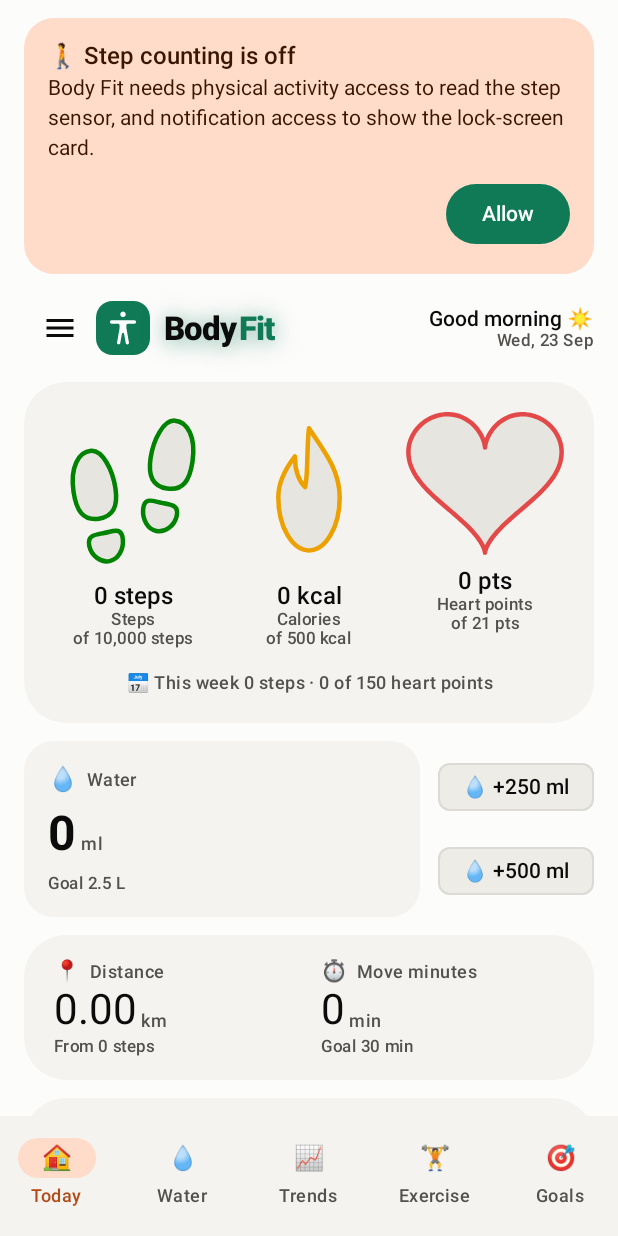
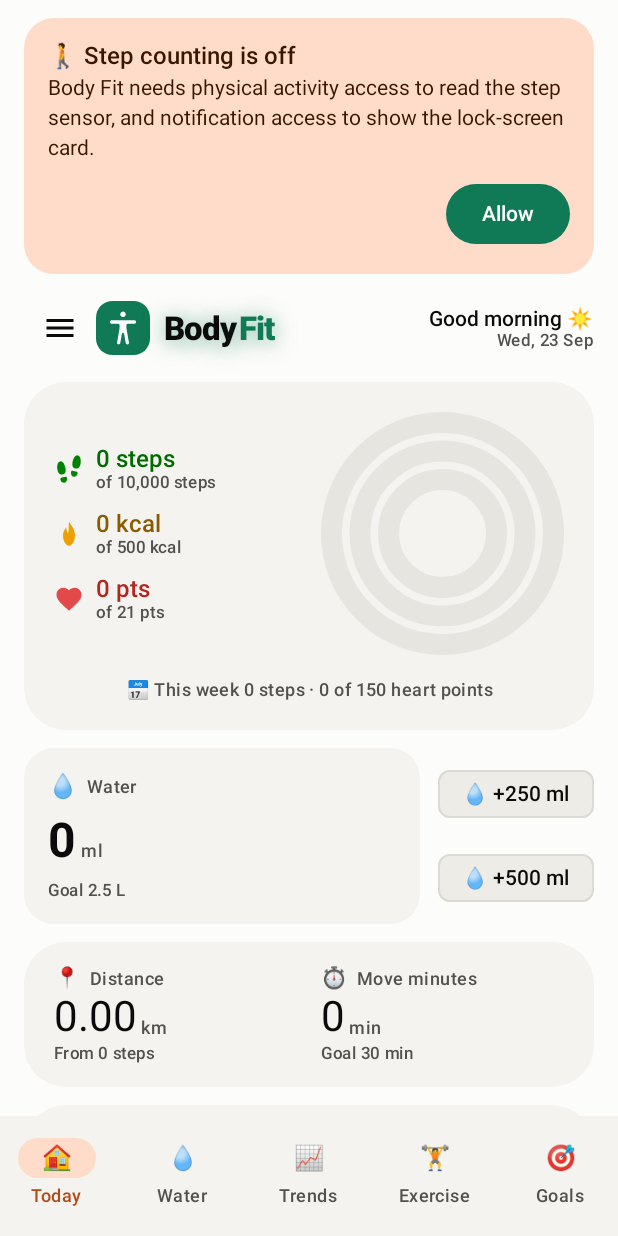
Before and after one commit to shashi-hans/bodyfit, an Android app built with Jetpack Compose: the composable BodyFitAppScreen shown on its own in the app's theme, on a phone screen of 412 x 824 dp. Run offline under Robolectric (Android 15) with nearby library versions, the light colour scheme and no system bars; our stand-ins replace Room's generated code.

Commit message:
feat(ui): nested rings on Today, figures beside them in matching colour
A circle's perimeter is uniform, so a share of the goal is always the
same length of arc. Neither shape tried before managed that: a heart
traced by a band has an uneven perimeter, and emblems filling from the
bottom have uneven area, a heart understating its progress and a flame
overstating it. Three metrics at the same percentage looked different on
each.

The icons stay beside the figures, carrying identity without also being
asked to carry measurement, and steps, calories and heart points now use
footprints, a flame and a heart to match.

Figures are printed in text-safe shades rather than the mark colours. A
colour that passes as a mark need not pass as a figure: against the card
the mark colours give 1.90:1 for calories in light and 3.45:1 for steps
in dark, under the 4.5:1 body text needs. The variants clear 5:1 in both
themes, measured, and the ring colours are untouched.

```diff
--- a/app/src/main/java/app/bodyfit/ui/Metric.kt
+++ b/app/src/main/java/app/bodyfit/ui/Metric.kt
@@ -2,8 +2,7 @@ package app.bodyfit.ui
 
 import androidx.annotation.DrawableRes
 import androidx.compose.material.icons.Icons
-import androidx.compose.material.icons.filled.LocalFireDepartment
-import androidx.compose.material.icons.filled.MonitorHeart
+import androidx.compose.material.icons.filled.Favorite
 import androidx.compose.material.icons.filled.Place
 import androidx.compose.material.icons.filled.Timer
 import androidx.compose.material.icons.filled.WaterDrop
@@ -15,7 +14,6 @@ import app.bodyfit.data.HourlyRecord
 import app.bodyfit.data.UserSettings
 import app.bodyfit.data.Volume
 import app.bodyfit.sensor.Metrics
-import app.bodyfit.ui.components.Emblem
 import app.bodyfit.ui.theme.VizColors
 import java.util.Locale
 
@@ -35,7 +33,7 @@ enum class Metric(
 ) {
 
     STEPS("👣", "Steps", "steps", R.drawable.ic_footsteps),
-    CALORIES("🔥", "Calories", "kcal"),
+    CALORIES("🔥", "Calories", "kcal", R.drawable.ic_flame),
     DISTANCE("📍", "Distance", "km"),
     MOVE_MINUTES("⏱️", "Move minutes", "min"),
     HEART_POINTS("🫀", "Heart points", "pts"),
@@ -114,25 +112,26 @@ enum class Metric(
     val vector: ImageVector?
         get() = when (this) {
             STEPS -> null
-            CALORIES -> Icons.Filled.LocalFireDepartment
+            CALORIES -> null
             DISTANCE -> Icons.Filled.Place
             MOVE_MINUTES -> Icons.Filled.Timer
-            HEART_POINTS -> Icons.Filled.MonitorHeart
+            HEART_POINTS -> Icons.Filled.Favorite
             WATER -> Icons.Filled.WaterDrop
         }
 
+
+
     /**
-     * The shape that fills on the Today screen to show progress.
+     * The hue to print a figure in, which is not the hue to draw its mark in.
      *
-     * Heart points keep the heart, where it says what it measures rather than standing in
-     * for every metric at once. Steps get footprints and calories a flame.
+     * Only the three gauge metrics have one: the rest are never printed in colour.
      */
-    val emblem: Emblem
-        get() = when (this) {
-            CALORIES -> Emblem.CALORIES
-            HEART_POINTS -> Emblem.HEART_POINTS
-            else -> Emblem.STEPS
-        }
+    fun textColor(viz: VizColors): Color = when (this) {
+        STEPS -> viz.stepsText
+        CALORIES -> viz.caloriesText
+        HEART_POINTS -> viz.heartPointsText
+        else -> color(viz)
+    }
 
     fun color(viz: VizColors): Color = when (this) {
         STEPS -> viz.steps
--- a/app/src/main/java/app/bodyfit/ui/components/Emblems.kt
+++ /dev/null
@@ -1,84 +0,0 @@
-package app.bodyfit.ui.components
-
-import androidx.compose.ui.geometry.Size
-import androidx.compose.ui.graphics.Path
-import androidx.compose.ui.graphics.asAndroidPath
-import androidx.compose.ui.graphics.vector.PathParser
-
-/**
- * The shapes the Today screen fills to show progress.
- *
- * Each is a path rather than a rendered vector, because the screen strokes them as
- * outlines as well as filling them, and a stroke needs geometry. The two icon-derived ones
- * carry the same path data as their drawables, so the emblem on the card and the icon
- * everywhere else are the same shape.
- */
-enum class Emblem {
-    STEPS,
-    CALORIES,
-    HEART_POINTS,
-}
-
-/**
- * Path data lifted from the drawables of the same name, in their 24x24 viewport.
- *
- * Duplicated from the XML rather than parsed out of it at runtime: an `AnimatedVectorDrawable`
- * cannot be read back as geometry, and a parser for the resource format would be far more
- * code than the two strings it would save. The comment in each drawable says the same.
- */
-private const val VIEWPORT = 24f
-
-private val FOOTSTEPS_DATA = listOf(
-    "M9.24951 11.5487c0.432735 2.87934 -0.36004 4.45359 -2.59887 4.78465c-2.48786 0.367899 " +
-        "-3.51297 -1.2987 -3.9457 -4.17803c-0.582056 -3.87448 0.785899 -6.28424 2.7364 -6.43946" +
-        "C7.21649 5.57491 8.81629 8.66988 9.24951 11.5487",
-    "M10.4112 19.5398c0.153741 1.63467 -0.729903 3.1603 -2.06298 3.42161c-1.34585 0.263276 " +
-        "-2.88376 -0.804073 -3.19713 -2.41615s0.871856 -1.69754 2.3243 -1.97506s2.75015 " +
-        "-1.00202 2.93582 0.969603",
-    "M14.7508 6.83284c-0.432735 2.87934 0.36004 4.45359 2.59838 4.78465c2.48835 0.367899 " +
-        "3.51297 -1.2987 3.9457 -4.17803c0.582547 -3.87497 -0.785899 -6.298 -2.73591 -6.43946" +
-        "c-1.78792 -0.129673 -3.37494 2.95351 -3.80817 5.83284",
-    "M13.5891 14.8244c-0.153741 1.63418 0.729903 3.1603 2.06298 3.42161c1.34585 0.263276 " +
-        "2.88376 -0.804073 3.19713 -2.41615s-0.871856 -1.69754 -2.3243 -1.97555s-2.75015 " +
-        "-1.00202 -2.93582 0.970094",
-)
-
-private val FLAME_DATA = listOf(
-    "M12 2.2C14.2 5.6 16.8 8.6 16.8 13C16.8 17.6 14.6 21.3 12 21.3C9.4 21.3 7.2 17.6 7.2 13" +
-        "C7.2 10.4 8.4 8.4 9.8 6.6C9.8 8.8 10.4 10.4 11.4 11.4C11.9 9 11.6 5.4 12 2.2Z",
-)
-
-/** Parsed once: the parser is not cheap and the shapes never change. */
-private val PARSED: Map<Emblem, Path> = mapOf(
-    Emblem.STEPS to combine(FOOTSTEPS_DATA),
-    Emblem.CALORIES to combine(FLAME_DATA),
-)
-
-private fun combine(data: List<String>): Path {
-    val path = Path()
-    data.forEach { path.addPath(PathParser().parsePathString(it).toPath()) }
-    return path
-}
-
-/**
- * [emblem] scaled to fit [box], inset by [inset] so a stroke centred on the path is not
- * clipped by the canvas edge.
- *
- * Returns null for the heart, which is generated rather than parsed and has its own
- * builder.
- */
-fun emblemPath(emblem: Emblem, box: Size, inset: Float): Path? {
-    val source = PARSED[emblem] ?: return null
-    val scale = minOf((box.width - inset) / VIEWPORT, (box.height - inset) / VIEWPORT)
-    val matrix = android.graphics.Matrix().apply {
-        setScale(scale, scale)
-        postTranslate(
-            (box.width - VIEWPORT * scale) / 2f,
-            (box.height - VIEWPORT * scale) / 2f,
-        )
-    }
-    // Copied before transforming: the parsed path is shared and must stay in its own units.
-    val out = Path().apply { addPath(source) }
-    out.asAndroidPath().transform(matrix)
-    return out
-}
--- a/app/src/main/java/app/bodyfit/ui/components/HeartGauge.kt
+++ /dev/null
@@ -1,216 +0,0 @@
-package app.bodyfit.ui.components
-
-import androidx.annotation.DrawableRes
-import androidx.compose.animation.core.animateFloatAsState
-import androidx.compose.animation.core.tween
-import androidx.compose.foundation.Canvas
-import androidx.compose.foundation.layout.Arrangement
-import androidx.compose.foundation.layout.Column
-import androidx.compose.foundation.layout.Row
-import androidx.compose.foundation.layout.Spacer
-import androidx.compose.foundation.layout.aspectRatio
-import androidx.compose.foundation.layout.fillMaxWidth
-import androidx.compose.foundation.layout.height
-import androidx.compose.material3.MaterialTheme
-import androidx.compose.material3.Text
-import androidx.compose.runtime.Composable
-import androidx.compose.runtime.getValue
-import androidx.compose.ui.Alignment
-import androidx.compose.ui.Modifier
-import androidx.compose.ui.geometry.Offset
-import androidx.compose.ui.geometry.Size
-import androidx.compose.ui.graphics.Color
-import androidx.compose.ui.graphics.Path
-import androidx.compose.ui.graphics.StrokeJoin
-import androidx.compose.ui.graphics.drawscope.Stroke
-import androidx.compose.ui.graphics.drawscope.clipPath
-import androidx.compose.ui.graphics.vector.ImageVector
-import androidx.compose.ui.text.style.TextOverflow
-import androidx.compose.ui.unit.Dp
-import androidx.compose.ui.unit.dp
-import app.bodyfit.ui.theme.LocalViz
-import kotlin.math.PI
-import kotlin.math.cos
-import kotlin.math.pow
-import kotlin.math.sin
-
-/** One heart of the gauge: how full it is, and what to call it underneath. */
-data class GaugeArc(
-    val emoji: String,
-    @DrawableRes val iconRes: Int? = null,
-    /** Drawn in [color] where present, which an emoji cannot be. */
-    val vector: ImageVector? = null,
-    /** The shape that fills to show progress. */
-    val emblem: Emblem = Emblem.HEART_POINTS,
-    val label: String,
-    val value: String,
-    /** Printed under the value, in place of a percentage. */
-    val goalLabel: String,
-    val progress: Float,
-    val color: Color,
-)
-
-/**
- * One heart per metric, each filling from the bottom as its goal is approached.
- *
- * A fill level is read at a glance; a position along a curve is not. Three nested outlines
- * shared one path, so 70% and 90% ended up looking alike and all three crowded together
- * where the shape narrows to its point. One shape per metric removes both problems and
- * lets each carry its colour outright rather than as a thin line.
- *
- * The hues are the only set that stays distinguishable for colorblind readers in both
- * themes, and every heart is named underneath with its goal, so identity never rests on
- * colour alone and the fill level always has a scale to be read against.
- */
-@Composable
-fun HeartGauge(
-    arcs: List<GaugeArc>,
-    modifier: Modifier = Modifier,
-    outlineWidth: Dp = 3.dp,
-) {
-    val trackColor = LocalViz.current.track
-    val animated = arcs.map { arc ->
-        animateFloatAsState(
-            targetValue = arc.progress.coerceIn(0f, 1f),
-            animationSpec = tween(durationMillis = 700),
-            label = "shape-${arc.label}",
-        )
-    }
-
-    Row(
-        modifier = modifier.fillMaxWidth(),
-        horizontalArrangement = Arrangement.spacedBy(12.dp),
-    ) {
-        arcs.forEachIndexed { index, arc ->
-            Column(
-                modifier = Modifier.weight(1f),
-                horizontalAlignment = Alignment.CenterHorizontally,
-            ) {
-                FillingShape(
-                    arc = arc,
-                    progress = animated[index].value,
-                    trackColor = trackColor,
-                    outlineWidth = outlineWidth,
-                    modifier = Modifier.fillMaxWidth(),
-                )
-                Spacer(Modifier.height(8.dp))
-                Text(
-                    text = arc.value,
-                    style = MaterialTheme.typography.titleMedium,
-                    color = MaterialTheme.colorScheme.onSurface,
-                    maxLines = 1,
-                    overflow = TextOverflow.Ellipsis,
-                )
-                Text(
-                    text = arc.label,
-                    style = MaterialTheme.typography.labelSmall,
-                    color = MaterialTheme.colorScheme.onSurfaceVariant,
-                    maxLines = 1,
-                    overflow = TextOverflow.Ellipsis,
-                )
-                Text(
-                    text = "of ${arc.goalLabel}",
-                    style = MaterialTheme.typography.labelSmall,
-                    color = MaterialTheme.colorScheme.onSurfaceVariant,
-                    maxLines = 1,
-                    overflow = TextOverflow.Ellipsis,
-                )
-            }
-        }
-    }
-}
-
-/**
- * One metric's emblem, outlined in its colour and filling from the bottom.
- *
- * Every emblem is a path, so all three are treated alike: filled to the level, then
- * stroked. Drawing them as vector assets would have been less code but could not carry an
- * outline, and an empty shape would then be a grey blank saying nothing about its metric.
- */
-@Composable
-private fun FillingShape(
-    arc: GaugeArc,
-    progress: Float,
-    trackColor: Color,
-    outlineWidth: Dp,
-    modifier: Modifier = Modifier,
-) {
-    Canvas(
-        modifier = modifier.aspectRatio(
-            if (arc.emblem == Emblem.HEART_POINTS) HEART_ASPECT else 1f,
-        ),
-    ) {
-        val outline = outlineWidth.toPx()
-        val path = if (arc.emblem == Emblem.HEART_POINTS) {
-            // The stroke straddles the path, so the shape is inset by half of it.
-            val scale = minOf(
-                (size.width - outline) / HEART_WIDTH,
-                (size.height - outline) / HEART_HEIGHT,
-            )
-            heartPath(Offset(size.width / 2f, size.height / 2f), scale)
-        } else {
-            emblemPath(arc.emblem, size, outline) ?: return@Canvas
-        }
-
-        drawPath(path, trackColor)
-        // Clipping to the outline and filling a rectangle upward from the bottom is what
-        // makes the level follow the shape: the water line stays flat while the vessel
-        // around it narrows.
-        clipPath(path) {
-            val filled = size.height * progress
-            drawRect(
-                color = arc.color,
-                topLeft = Offset(0f, size.height - filled),
-                size = Size(size.width, filled),
-            )
-        }
-        // Drawn last so it sits over the fill, and rounded at the joins: a heart's flanks
-        // meet at the point at an angle sharp enough for a mitre to shoot a spike past the
-        // shape, and the footprints have corners of their own.
-        drawPath(
-            path = path,
-            color = arc.color,
-            style = Stroke(width = outline, join = StrokeJoin.Round),
-        )
-    }
-}
-
-/** Samples enough to hide the straight segments at this size. */
-private const val HEART_SAMPLES = 240
-
-/**
- * The outline sampled once in its own units, starting at the bottom point and running up
- * the right side.
- *
- * Sampled rather than described by constants because the curve's extent is not obvious:
- * the lobes peak near y = 11.9, not at the y = 5 the formula reaches at t = 0, and a
- * height guessed from that endpoint clips them.
- */
-private val HEART_POINTS: List<Offset> = List(HEART_SAMPLES + 1) { i ->
-    val t = PI - (i.toDouble() / HEART_SAMPLES) * 2 * PI
-    Offset(
-        (16.0 * sin(t).pow(3)).toFloat(),
-        (13.0 * cos(t) - 5.0 * cos(2 * t) - 2.0 * cos(3 * t) - cos(4 * t)).toFloat(),
-    )
-}
-
-private val HEART_WIDTH = HEART_POINTS.maxOf { it.x } - HEART_POINTS.minOf { it.x }
-private val HEART_HEIGHT = HEART_POINTS.maxOf { it.y } - HEART_POINTS.minOf { it.y }
-private val HEART_MID_X = (HEART_POINTS.maxOf { it.x } + HEART_POINTS.minOf { it.x }) / 2f
-private val HEART_MID_Y = (HEART_POINTS.maxOf { it.y } + HEART_POINTS.minOf { it.y }) / 2f
-
-/** About 1.11: a shade wider than tall. */
-private val HEART_ASPECT = HEART_WIDTH / HEART_HEIGHT
-
-/** The outline centred on [middle] at [scale] pixels per unit. */
-private fun heartPath(middle: Offset, scale: Float): Path {
-    val path = Path()
-    HEART_POINTS.forEachIndexed { i, point ->
-        val px = middle.x + (point.x - HEART_MID_X) * scale
-        // Screen y grows downward, so the shape is flipped as it is placed.
-        val py = middle.y - (point.y - HEART_MID_Y) * scale
-        if (i == 0) path.moveTo(px, py) else path.lineTo(px, py)
-    }
-    path.close()
-    return path
-}
--- /dev/null
+++ b/app/src/main/java/app/bodyfit/ui/components/TodayGauge.kt
@@ -0,0 +1,164 @@
+package app.bodyfit.ui.components
+
+import androidx.annotation.DrawableRes
+import androidx.compose.animation.core.animateFloatAsState
+import androidx.compose.animation.core.tween
+import androidx.compose.foundation.Canvas
+import androidx.compose.foundation.layout.Arrangement
+import androidx.compose.foundation.layout.Column
+import androidx.compose.foundation.layout.Row
+import androidx.compose.foundation.layout.Spacer
+import androidx.compose.foundation.layout.aspectRatio
+import androidx.compose.foundation.layout.fillMaxWidth
+import androidx.compose.foundation.layout.width
+import androidx.compose.material3.MaterialTheme
+import androidx.compose.material3.Text
+import androidx.compose.runtime.Composable
+import androidx.compose.runtime.getValue
+import androidx.compose.ui.Alignment
+import androidx.compose.ui.Modifier
+import androidx.compose.ui.geometry.Offset
+import androidx.compose.ui.geometry.Size
+import androidx.compose.ui.graphics.Color
+import androidx.compose.ui.graphics.StrokeCap
+import androidx.compose.ui.graphics.drawscope.Stroke
+import androidx.compose.ui.graphics.vector.ImageVector
+import androidx.compose.ui.text.style.TextOverflow
+import androidx.compose.ui.unit.Dp
+import androidx.compose.ui.unit.dp
+import app.bodyfit.ui.theme.LocalViz
+
+/** One band of the gauge: how far round it has gone, and what to call it beside it. */
+data class GaugeArc(
+    val emoji: String,
+    @DrawableRes val iconRes: Int? = null,
+    /** Drawn in [color] where present, which an emoji cannot be. */
+    val vector: ImageVector? = null,
+    val label: String,
+    val value: String,
+    /** Printed under the value, in place of a percentage. */
+    val goalLabel: String,
+    val progress: Float,
+    /** The ring's hue. Validated as a mark, not as text. */
+    val color: Color,
+    /** The same hue made safe to print a figure in. */
+    val textColor: Color = color,
+)
+
+/**
+ * The day's figures on the left, three nested rings on the right.
+ *
+ * A circle's perimeter is uniform, so a given share of the goal is always the same length
+ * of arc and the three rings are honestly comparable by eye. The shapes tried before this,
+ * a heart traced by a band and then emblems filling from the bottom, could not manage that:
+ * a heart's perimeter is not uniform and its area does not grow evenly with height, so the
+ * same percentage looked different on each metric. The emblem stays, beside the figure it
+ * belongs to, where it carries identity without also being asked to carry measurement.
+ *
+ * Three rings is the cap. The hues are the only set that stays distinguishable for
+ * colorblind readers in both themes, and every ring is named beside it, so identity never
+ * rests on colour alone.
+ */
+@Composable
+fun TodayGauge(
+    arcs: List<GaugeArc>,
+    modifier: Modifier = Modifier,
+    ringWidth: Dp = 14.dp,
+    ringGap: Dp = 5.dp,
+) {
+    val trackColor = LocalViz.current.track
+    val animated = arcs.map { arc ->
+        animateFloatAsState(
+            targetValue = arc.progress.coerceIn(0f, 1f),
+            animationSpec = tween(durationMillis = 700),
+            label = "ring-${arc.label}",
+        )
+    }
+
+    Row(
+        modifier = modifier.fillMaxWidth(),
+        verticalAlignment = Alignment.CenterVertically,
+        horizontalArrangement = Arrangement.spacedBy(16.dp),
+    ) {
+        Column(
+            modifier = Modifier.weight(1f),
+            verticalArrangement = Arrangement.spacedBy(12.dp),
+        ) {
+            arcs.forEach { arc ->
+                Row(verticalAlignment = Alignment.CenterVertically) {
+                    Glyph(
+                        emoji = arc.emoji,
+                        iconRes = arc.iconRes,
+                        vector = arc.vector,
+                        size = 20.dp,
+                        tint = arc.color,
+                    )
+                    Spacer(Modifier.width(8.dp))
+                    Column {
+                        Text(
+                            text = arc.value,
+                            style = MaterialTheme.typography.titleMedium,
+                            // The figure wears its ring's colour, so the eye can pair the
+                            // two without counting inwards from the outside. A text-safe
+                            // shade of it: the mark colours are too faint to read as a
+                            // number, worst at 1.90:1 for calories on a light card.
+                            color = arc.textColor,
+                            maxLines = 1,
+                            overflow = TextOverflow.Ellipsis,
+                        )
+                        Text(
+                            text = "of ${arc.goalLabel}",
+                            style = MaterialTheme.typography.labelSmall,
+                            color = MaterialTheme.colorScheme.onSurfaceVariant,
+                            maxLines = 1,
+                            overflow = TextOverflow.Ellipsis,
+                        )
+                    }
+                }
+            }
+        }
+
+        Canvas(
+            modifier = Modifier
+                .weight(1f)
+                .aspectRatio(1f),
+        ) {
+            val stroke = ringWidth.toPx()
+            val gap = ringGap.toPx()
+            arcs.forEachIndexed { index, arc ->
+                // Half a stroke keeps the outermost ring inside the canvas; the rest is
+                // one ring plus a gap per step inwards.
+                val inset = stroke / 2f + index * (stroke + gap)
+                val diameter = minOf(size.width, size.height) - inset * 2
+                if (diameter <= 0f) return@forEachIndexed
+
+                val topLeft = Offset((size.width - diameter) / 2f, (size.height - diameter) / 2f)
+                val ring = Size(diameter, diameter)
+                drawArc(
+                    color = trackColor,
+                    startAngle = 0f,
+                    sweepAngle = 360f,
+                    useCenter = false,
+                    topLeft = topLeft,
+                    size = ring,
+                    style = Stroke(width = stroke, cap = StrokeCap.Round),
+                )
+
+                val progress = animated[index].value
+                // Below about half a degree a round cap draws as a lone dot on the track,
+                // which reads as a marker rather than as "almost nothing".
+                if (progress * 360f < 0.5f) return@forEachIndexed
+                drawArc(
+                    color = arc.color,
+                    // From twelve o'clock, which is where a ring is read from.
+                    startAngle = -90f,
+                    sweepAngle = 360f * progress,
+                    useCenter = false,
+                    topLeft = topLeft,
+                    size = ring,
+                    style = Stroke(width = stroke, cap = StrokeCap.Round),
+                )
+            }
+        }
+    }
+}
--- a/app/src/main/java/app/bodyfit/ui/screens/TodayScreen.kt
+++ b/app/src/main/java/app/bodyfit/ui/screens/TodayScreen.kt
@@ -49,7 +49,7 @@ import app.bodyfit.ui.components.BreathingDialog
 import app.bodyfit.ui.components.GaugeArc
 import app.bodyfit.ui.components.Glyph
 import app.bodyfit.ui.components.SectionHeader
-import app.bodyfit.ui.components.HeartGauge
+import app.bodyfit.ui.components.TodayGauge
 import app.bodyfit.ui.components.StatCard
 import app.bodyfit.ui.theme.LocalViz
 import java.time.LocalDate
@@ -94,18 +94,18 @@ fun TodayScreen(
                         .padding(20.dp),
                     horizontalAlignment = Alignment.CenterHorizontally,
                 ) {
-                    HeartGauge(
+                    TodayGauge(
                         arcs = Metric.GAUGE_ARCS.map { metric ->
                             GaugeArc(
                                 emoji = metric.emoji,
                                 iconRes = metric.iconRes,
                                 vector = metric.vector,
-                                emblem = metric.emblem,
                                 label = metric.label,
                                 value = metric.formatWithUnit(metric.value(record, settings)),
                                 goalLabel = metric.formatWithUnit(metric.dailyGoal(settings)),
                                 progress = progressOf(metric, record, settings),
                                 color = metric.color(viz),
+                                textColor = metric.textColor(viz),
                             )
                         },
                     )
--- a/app/src/main/java/app/bodyfit/ui/theme/Color.kt
+++ b/app/src/main/java/app/bodyfit/ui/theme/Color.kt
@@ -35,6 +35,17 @@ data class VizColors(
     val distance: Color,
     val heartPoints: Color,
     val moveMinutes: Color,
+    /**
+     * The same three hues, darkened or lightened until they are safe as text.
+     *
+     * A colour that passes as a mark does not necessarily pass as a figure: a mark is read
+     * by its shape and position, a number by the letterforms themselves. Measured against
+     * the card, the mark colours give 1.90:1 for calories in light and 3.45:1 for steps in
+     * dark, well under the 4.5:1 that body text needs. These clear 5:1 in both themes.
+     */
+    val stepsText: Color,
+    val caloriesText: Color,
+    val heartPointsText: Color,
     /** Unfilled part of a ring or meter. Recessive by design. */
     val track: Color,
     /** Chart baseline and gridlines. Recessive by design. */
@@ -58,6 +69,9 @@ val LightViz = VizColors(
     distance = Color(0xFFE87BA4),
     heartPoints = Color(0xFFE34948),
     moveMinutes = Color(0xFF1BAF7A),
+    stepsText = Color(0xFF006B00),
+    caloriesText = Color(0xFF8A5A00),
+    heartPointsText = Color(0xFFB3261E),
     track = Color(0xFFE7E5E0),
     grid = Color(0xFFEAE8E3),
     goalLine = Color(0xFF8E8C86),
@@ -73,6 +87,9 @@ val DarkViz = VizColors(
     distance = Color(0xFFD55181),
     heartPoints = Color(0xFFCC4444),
     moveMinutes = Color(0xFF199E70),
+    stepsText = Color(0xFF4CC44C),
+    caloriesText = Color(0xFFE0A63C),
+    heartPointsText = Color(0xFFF08B88),
     track = Color(0xFF33332F),
     grid = Color(0xFF2E2E2B),
     goalLine = Color(0xFF7C7A73),
```
Also changed, not shown: 1 other file.
